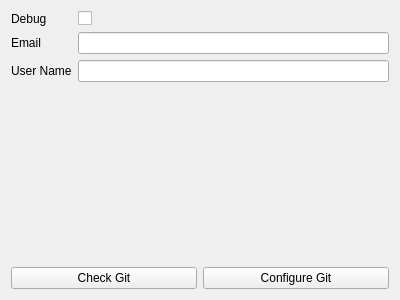
This is app/view/qt6/modules/ui/module1.ui in PurpleArk18/GodotBuildAutomationTool as Qt 5 draws it before an edit. The edited form follows.
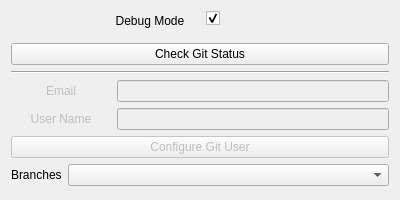
This is the edited form.

Commit message: reorganized first module, added model methods

```diff
--- a/app/view/qt6/modules/ui/module1.ui
+++ b/app/view/qt6/modules/ui/module1.ui
@@ -7,7 +7,7 @@
     <x>0</x>
     <y>0</y>
     <width>400</width>
-    <height>300</height>
+    <height>200</height>
    </rect>
   </property>
   <property name="minimumSize">
@@ -20,62 +20,170 @@
    <string>Form</string>
   </property>
   <layout class="QVBoxLayout" name="verticalLayout_2">
+   <item>
+    <layout class="QFormLayout" name="formLayout">
+     <property name="fieldGrowthPolicy">
+      <enum>QFormLayout::FieldGrowthPolicy::ExpandingFieldsGrow</enum>
+     </property>
+     <property name="labelAlignment">
+      <set>Qt::AlignmentFlag::AlignCenter</set>
+     </property>
+     <property name="formAlignment">
+      <set>Qt::AlignmentFlag::AlignHCenter|Qt::AlignmentFlag::AlignTop</set>
+     </property>
+     <item row="0" column="0">
+      <widget class="QLabel" name="debugLabel">
+       <property name="sizePolicy">
+        <sizepolicy hsizetype="Preferred" vsizetype="Preferred">
+         <horstretch>0</horstretch>
+         <verstretch>0</verstretch>
+        </sizepolicy>
+       </property>
+       <property name="minimumSize">
+        <size>
+         <width>100</width>
+         <height>20</height>
+        </size>
+       </property>
+       <property name="text">
+        <string>Debug Mode</string>
+       </property>
+       <property name="alignment">
+        <set>Qt::AlignmentFlag::AlignCenter</set>
+       </property>
+      </widget>
+     </item>
+     <item row="0" column="1">
+      <widget class="QCheckBox" name="debugCheckBox">
+       <property name="enabled">
+        <bool>true</bool>
+       </property>
+       <property name="sizePolicy">
+        <sizepolicy hsizetype="Fixed" vsizetype="Fixed">
+         <horstretch>0</horstretch>
+         <verstretch>0</verstretch>
+        </sizepolicy>
+       </property>
+       <property name="minimumSize">
+        <size>
+         <width>100</width>
+         <height>0</height>
+        </size>
+       </property>
+       <property name="checked">
+        <bool>true</bool>
+       </property>
+       <property name="tristate">
+        <bool>false</bool>
+       </property>
+      </widget>
+     </item>
+    </layout>
+   </item>
+   <item>
+    <widget class="QPushButton" name="checkGitButton">
+     <property name="text">
+      <string>Check Git Status</string>
+     </property>
+    </widget>
+   </item>
+   <item>
+    <widget class="Line" name="line">
+     <property name="orientation">
+      <enum>Qt::Orientation::Horizontal</enum>
+     </property>
+    </widget>
+   </item>
    <item>
     <layout class="QVBoxLayout" name="verticalLayout">
      <item>
       <layout class="QFormLayout" name="formLayout_2">
-       <item row="1" column="0">
-        <widget class="QLabel" name="emailLabel">
-         <property name="text">
-          <string>Email</string>
-         </property>
-        </widget>
-       </item>
-       <item row="1" column="1">
-        <widget class="QLineEdit" name="emailLineEdit"/>
-       </item>
-       <item row="2" column="0">
-        <widget class="QLabel" name="userNameLabel">
-         <property name="text">
-          <string>User Name</string>
-         </property>
-        </widget>
-       </item>
-       <item row="2" column="1">
-        <widget class="QLineEdit" name="userNameLineEdit"/>
-       </item>
        <item row="0" column="0">
-        <widget class="QLabel" name="debugLabel">
+        <widget class="QLabel" name="email_label">
+         <property name="enabled">
+          <bool>false</bool>
+         </property>
+         <property name="sizePolicy">
+          <sizepolicy hsizetype="Maximum" vsizetype="Preferred">
+           <horstretch>0</horstretch>
+           <verstretch>0</verstretch>
+          </sizepolicy>
+         </property>
+         <property name="minimumSize">
+          <size>
+           <width>100</width>
+           <height>0</height>
+          </size>
+         </property>
          <property name="text">
-          <string>Debug</string>
+          <string>Email</string>
+         </property>
+         <property name="alignment">
+          <set>Qt::AlignmentFlag::AlignCenter</set>
          </property>
         </widget>
        </item>
        <item row="0" column="1">
-        <widget class="QCheckBox" name="debugCheckBox"/>
+        <widget class="QLineEdit" name="email_line_edit">
+         <property name="enabled">
+          <bool>false</bool>
+         </property>
+        </widget>
+       </item>
+       <item row="1" column="0">
+        <widget class="QLabel" name="user_name_label">
+         <property name="enabled">
+          <bool>false</bool>
+         </property>
+         <property name="minimumSize">
+          <size>
+           <width>100</width>
+           <height>0</height>
+          </size>
+         </property>
+         <property name="text">
+          <string>User Name</string>
+         </property>
+         <property name="alignment">
+          <set>Qt::AlignmentFlag::AlignCenter</set>
+         </property>
+        </widget>
+       </item>
+       <item row="1" column="1">
+        <widget class="QLineEdit" name="user_name_line_edit">
+         <property name="enabled">
+          <bool>false</bool>
+         </property>
+        </widget>
        </item>
       </layout>
      </item>
-    </layout>
-   </item>
-   <item>
-    <layout class="QHBoxLayout" name="horizontalLayout_2">
-     <item>
-      <widget class="QPushButton" name="checkGitButton">
-       <property name="text">
-        <string>Check Git</string>
-       </property>
-      </widget>
-     </item>
      <item>
       <widget class="QPushButton" name="configure_git_button">
+       <property name="enabled">
+        <bool>false</bool>
+       </property>
        <property name="text">
-        <string>Configure Git</string>
+        <string>Configure Git User</string>
        </property>
       </widget>
      </item>
     </layout>
    </item>
+   <item>
+    <layout class="QFormLayout" name="formLayout_3">
+     <item row="0" column="0">
+      <widget class="QLabel" name="branchesLabel">
+       <property name="text">
+        <string>Branches</string>
+       </property>
+      </widget>
+     </item>
+     <item row="0" column="1">
+      <widget class="QComboBox" name="branchesComboBox"/>
+     </item>
+    </layout>
+   </item>
   </layout>
  </widget>
  <resources/>
```
Left out of the diff: 4 changed lines with no effect on the pictures. The commit also changes 4 other files.
